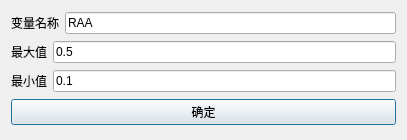
This is src/SmartContorl/VariateInputDialog.ui in BeQuiet1228/FreeCAD as Qt 5 draws it before an edit. The edited form follows.
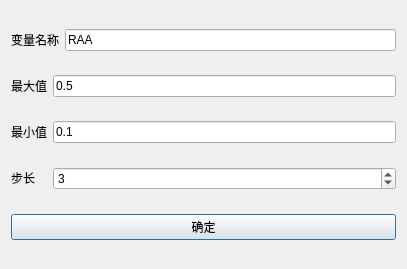
This is the edited form.

Diff of the .ui file:
```diff
--- a/src/SmartContorl/VariateInputDialog.ui
+++ b/src/SmartContorl/VariateInputDialog.ui
@@ -7,14 +7,14 @@
     <x>0</x>
     <y>0</y>
     <width>407</width>
-    <height>140</height>
+    <height>269</height>
    </rect>
   </property>
   <property name="windowTitle">
    <string>Dialog</string>
   </property>
-  <layout class="QVBoxLayout" name="verticalLayout">
-   <item>
+  <layout class="QGridLayout" name="gridLayout">
+   <item row="0" column="0">
     <layout class="QHBoxLayout" name="horizontalLayout">
      <item>
       <widget class="QLabel" name="label">
@@ -32,7 +32,7 @@
      </item>
     </layout>
    </item>
-   <item>
+   <item row="1" column="0">
     <layout class="QHBoxLayout" name="horizontalLayout_3">
      <item>
       <widget class="QLabel" name="label_3">
@@ -50,8 +50,8 @@
      </item>
     </layout>
    </item>
-   <item>
-    <layout class="QHBoxLayout" name="horizontalLayout_4">
+   <item row="2" column="0">
+    <layout class="QHBoxLayout" name="horizontalLayout_2">
      <item>
       <widget class="QLabel" name="label_4">
        <property name="text">
@@ -68,7 +68,43 @@
      </item>
     </layout>
    </item>
-   <item>
+   <item row="3" column="0">
+    <layout class="QHBoxLayout" name="horizontalLayout_4">
+     <item>
+      <widget class="QLabel" name="label_5">
+       <property name="minimumSize">
+        <size>
+         <width>36</width>
+         <height>20</height>
+        </size>
+       </property>
+       <property name="maximumSize">
+        <size>
+         <width>36</width>
+         <height>20</height>
+        </size>
+       </property>
+       <property name="text">
+        <string>步长</string>
+       </property>
+      </widget>
+     </item>
+     <item>
+      <widget class="QSpinBox" name="stepsize">
+       <property name="minimumSize">
+        <size>
+         <width>133</width>
+         <height>20</height>
+        </size>
+       </property>
+       <property name="value">
+        <number>3</number>
+       </property>
+      </widget>
+     </item>
+    </layout>
+   </item>
+   <item row="4" column="0">
     <widget class="QPushButton" name="pushButtonOk">
      <property name="sizePolicy">
       <sizepolicy hsizetype="Minimum" vsizetype="Fixed">
```
